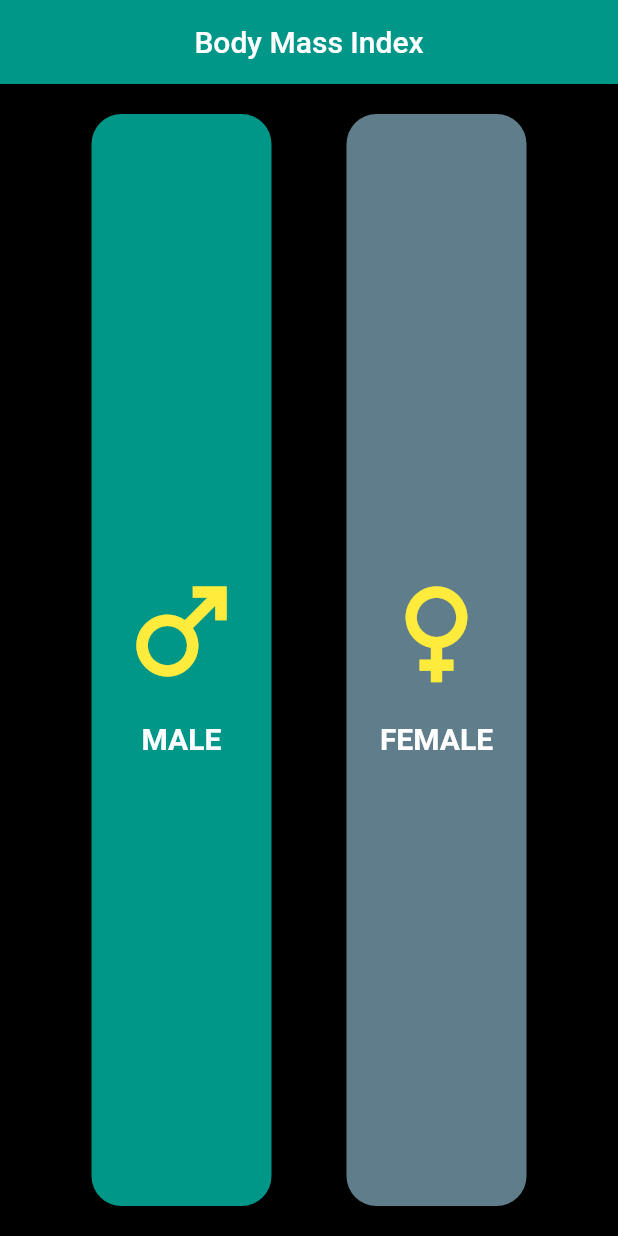
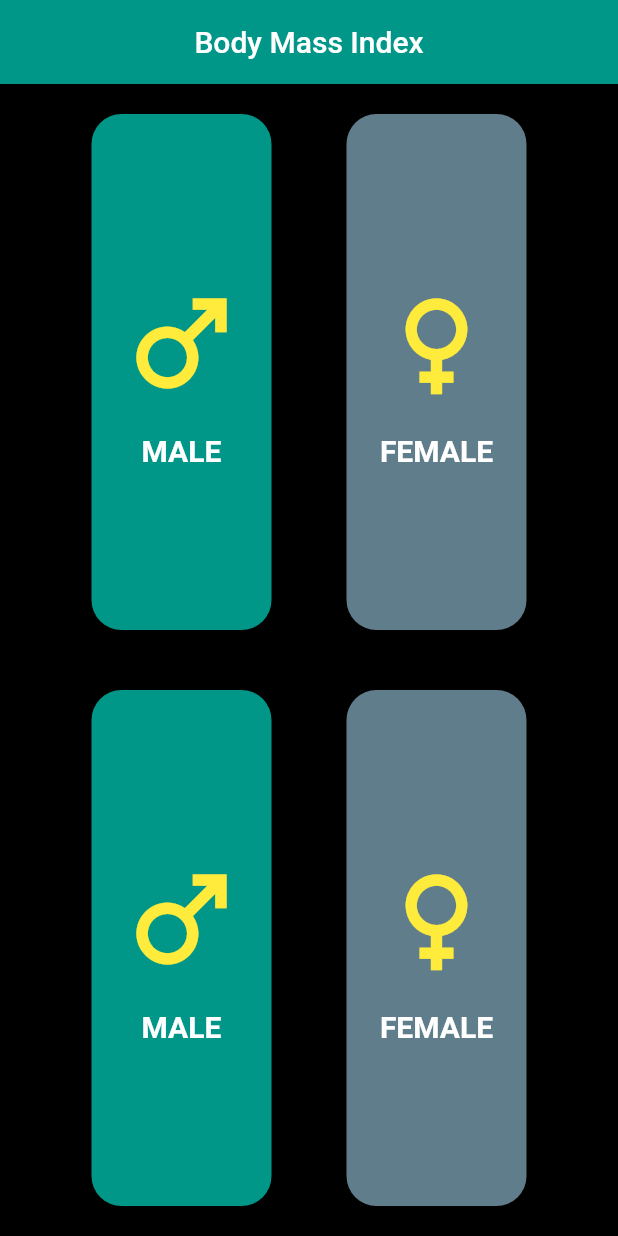
Before and after one commit to Devsaci/bmifoulaihapp, a Flutter app: the screen it shows after launch, on a phone screen of 412 x 824 dp. Run offline on Flutter 3.47's test engine with Material 2 defaults, Android fonts, the phone set to English and light mode, and no system bars.

Commit message:
Expanded

```diff
--- a/lib/home.dart
+++ b/lib/home.dart
@@ -22,7 +22,10 @@ class _MyHomePageState extends State<MyHomePage> {
         centerTitle: true,
       ),
       body: SafeArea(
-        child: Expanded(
+        child: Column(
+          mainAxisAlignment: MainAxisAlignment.center,
+          children: [
+            Expanded(
               child: Padding(
                 padding: const EdgeInsets.all(20.0),
                 child: Row(
@@ -36,6 +39,23 @@ class _MyHomePageState extends State<MyHomePage> {
                   ],
                 ),
               ),
+            ),
+            Expanded(
+              child: Padding(
+                padding: const EdgeInsets.all(20.0),
+                child: Row(
+                  mainAxisAlignment: MainAxisAlignment.center,
+                  children: [
+                    m1GestureDetector(context, 'male'),
+                    const SizedBox(
+                      width: 50,
+                    ),
+                    m1GestureDetector(context, 'female'),
+                  ],
+                ),
+              ),
+            ),
+          ],
         ),
       ),
     );
```
Lines whose indentation alone changed are shown as unchanged.
